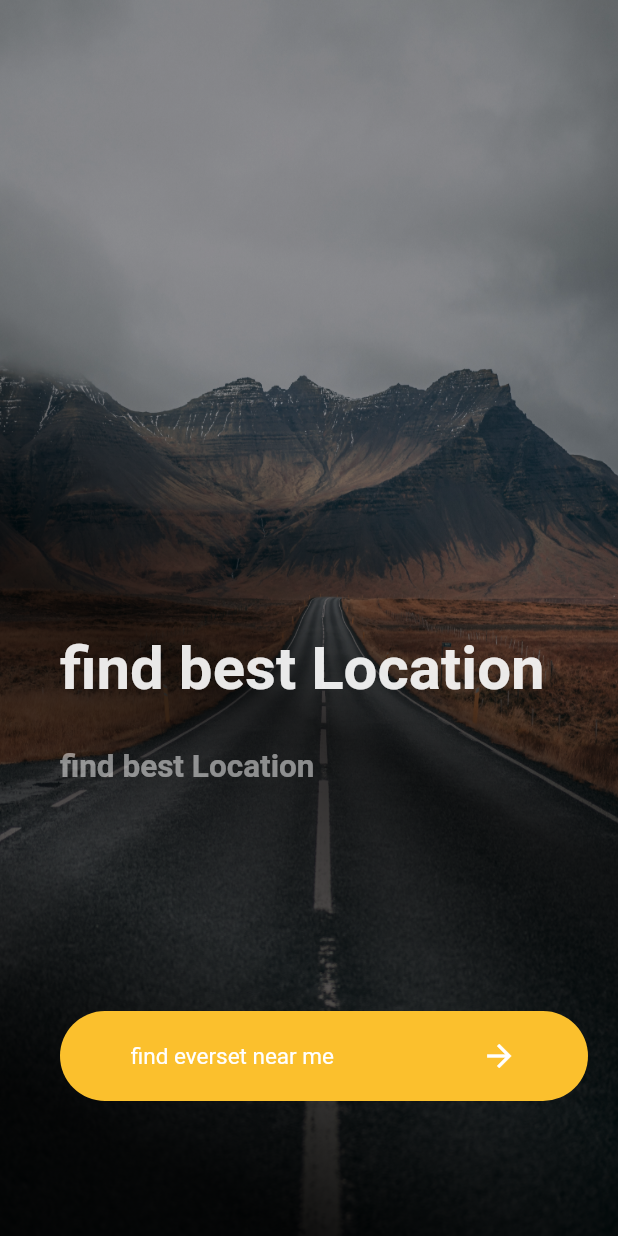
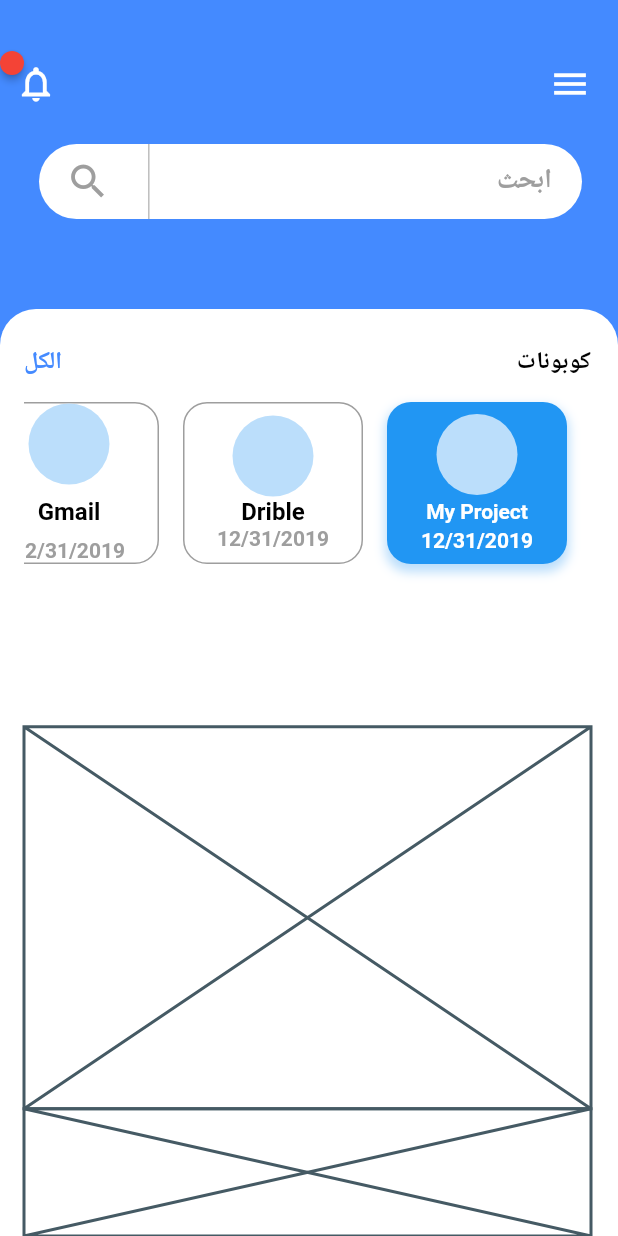
Before and after one commit to bardoun7894/coupon_find, a Flutter app: the screen it shows after launch, on a phone screen of 412 x 824 dp. Run offline on Flutter 3.47's test engine with Material 2 defaults, Android fonts, the phone set to English and light mode, and no system bars; drawn by our look-alikes of badges.

Commit message:
i finish the first ui

```diff
--- a/lib/Animation/FadeAnimation.dart
+++ /dev/null
@@ -1,28 +0,0 @@
-import 'package:simple_animations/simple_animations.dart';
- import 'package:flutter/material.dart';
-
-
-class FadeAnimation extends StatelessWidget {
-	final double delay;
-	final Widget child;
-FadeAnimation(this.delay,this.child);
-	@override
-	Widget build(BuildContext context) {
-		final tween = MultiTrackTween([
-			Track("opacity").add(Duration(milliseconds: 500), Tween(begin: 0.0, end: 1.0)),
-			Track("translateY").add(Duration(milliseconds: 500), Tween(begin:-30, end:0.0),curve: Curves.easeOut)
-		]);
-		return  ControlledAnimation(
-			delay: Duration(milliseconds: ( 500*delay).round()),
-			duration: tween.duration,
-			child: child,
-			tween: tween,
-			builderWithChild: (context,child, animation)=> Opacity(
-opacity: animation["opacity"],
-				child: Transform.translate(offset: Offset(10,animation["translateY"]),
-				child: child ,),
-		)
-		);
-		}
-
-	}
--- /dev/null
+++ b/lib/Animation/FindEvent.dart
@@ -0,0 +1,289 @@
+import 'package:badges/badges.dart';
+import 'package:flutter/material.dart';
+
+class FindEvent extends StatelessWidget {
+
+  static Color appColor = Color.fromRGBO(68, 138, 255,30);
+
+  Widget _buildFolderView() {
+    return Expanded(
+      flex: 6,
+      child: Column(
+        mainAxisSize: MainAxisSize.max,
+        children: <Widget>[
+          Row(
+            mainAxisAlignment: MainAxisAlignment.spaceBetween,
+            children: <Widget>[
+              Text(
+                "كوبونات",
+                style: TextStyle(
+                    fontSize: 16,
+                    fontWeight: FontWeight.bold,
+                    color: Colors.black),
+              ),
+              Text(" الكل",
+                  style: TextStyle(
+                      fontSize: 16,
+                      fontWeight: FontWeight.bold,
+                      color: Colors.blueAccent))
+            ],
+          ),
+          Container(
+              height: 140,
+              child: ListView(
+                scrollDirection: Axis.horizontal,
+                shrinkWrap: true,
+                children: <Widget>[
+                  Container(
+                    padding: EdgeInsets.symmetric(vertical: 8),
+                    margin: EdgeInsets.only(top: 16, bottom: 16, right: 16),
+                    height: 140,
+                    width: 120,
+                    decoration: BoxDecoration(
+                        boxShadow: [
+                          BoxShadow(
+                              color: Colors.blue[100],
+                              blurRadius: 5,
+                              spreadRadius: 1,
+                              offset: Offset(0, 4)),
+                        ],
+                        color: Colors.blue,
+                        borderRadius: BorderRadius.circular(16)),
+                    child: Column(
+                      mainAxisSize: MainAxisSize.max,
+                      mainAxisAlignment: MainAxisAlignment.spaceBetween,
+                      children: <Widget>[
+                        CircleAvatar(
+                          radius: 27,
+                          backgroundColor: Colors.blue[100],
+                        ),
+                        Text(
+                          "My Project",
+                          style: TextStyle(
+                              color: Colors.white,
+                              fontWeight: FontWeight.bold,
+                              fontSize: 14),
+                        ),
+                        Text(
+                          "12/31/2019",
+                          style: TextStyle(
+                              color: Colors.white,
+                              fontWeight: FontWeight.bold,
+                              fontSize: 14),
+                        )
+                      ],
+                    ),
+                  ),
+                  Container(
+                    padding: EdgeInsets.symmetric(vertical: 8),
+                    margin: EdgeInsets.only(top: 16, bottom: 16, right: 16),
+                    height: 140,
+                    width: 120,
+                    decoration: BoxDecoration(
+                        color: Colors.white,
+                        borderRadius: BorderRadius.circular(16),
+                        border: Border.all(color: Colors.grey)),
+                    child: Column(
+                      mainAxisSize: MainAxisSize.max,
+                      mainAxisAlignment: MainAxisAlignment.spaceBetween,
+                      children: <Widget>[
+                        CircleAvatar(
+                          radius: 27,
+                          backgroundColor: Colors.blue[100],
+                        ),
+                        Text(
+                          "Drible",
+                          style: TextStyle(
+                              color: Colors.black,
+                              fontWeight: FontWeight.bold,
+                              fontSize: 16),
+                        ),
+                        Text(
+                          "12/31/2019",
+                          style: TextStyle(
+                              color: Colors.grey,
+                              fontWeight: FontWeight.bold,
+                              fontSize: 14),
+                        )
+                      ],
+                    ),
+                  ),
+                  Container(
+                    margin: EdgeInsets.only(top: 16, bottom: 16, right: 16),
+                    height: 140,
+                    width: 120,
+                    decoration: BoxDecoration(
+                      color: Colors.white,
+                      borderRadius: BorderRadius.circular(16),
+                      border: Border.all(color: Colors.grey),
+                    ),
+                    child: Column(
+                      mainAxisSize: MainAxisSize.max,
+                      mainAxisAlignment: MainAxisAlignment.spaceBetween,
+                      children: <Widget>[
+                        CircleAvatar(
+                          radius: 27,
+                          backgroundColor: Colors.blue[100],
+                        ),
+                        Text(
+                          "Gmail",
+                          style: TextStyle(
+                              color: Colors.black,
+                              fontWeight: FontWeight.bold,
+                              fontSize: 16),
+                        ),
+                        Text(
+                          "12/31/2019",
+                          style: TextStyle(
+                              color: Colors.grey,
+                              fontWeight: FontWeight.bold,
+                              fontSize: 14),
+                        )
+                      ],
+                    ),
+                  ),
+                  Container(
+                    margin: EdgeInsets.only(top: 16, bottom: 16, right: 16),
+                    height: 140,
+                    width: 120,
+                    decoration: BoxDecoration(
+                      color: Colors.white,
+                      borderRadius: BorderRadius.circular(16),
+                      border: Border.all(color: Colors.grey),
+                    ),
+                    child: Column(
+                      mainAxisSize: MainAxisSize.max,
+                      mainAxisAlignment: MainAxisAlignment.spaceBetween,
+                      children: <Widget>[
+                        CircleAvatar(
+                          radius: 27,
+                          backgroundColor: Colors.blue[100],
+                        ),
+                        Text(
+                          "Drible",
+                          style: TextStyle(
+                              color: Colors.black,
+                              fontWeight: FontWeight.bold,
+                              fontSize: 16),
+                        ),
+                        Text(
+                          "12/31/2019",
+                          style: TextStyle(
+                              color: Colors.grey,
+                              fontWeight: FontWeight.bold,
+                              fontSize: 14),
+                        )
+                      ],
+                    ),
+                  ),
+                ],
+              ))
+        ],
+      ),
+    );
+  }
+
+  @override
+  Widget build(BuildContext context) {
+    return  Scaffold(
+      backgroundColor: appColor,
+      body:SingleChildScrollView(
+     child:Container(
+         width: MediaQuery.of(context).size.width,
+    height: MediaQuery.of(context).size.height,
+    child: Stack(
+        children: <Widget>[
+          Positioned(
+            left:10,
+            top: 32,
+            right:8,
+            child: Container(
+
+              height: MediaQuery.of(context).size.height / 3.5,
+              child: Column(
+                children: <Widget>[
+                	Row(
+            mainAxisAlignment:MainAxisAlignment.spaceBetween,
+										children: <Widget>[
+											IconButton(icon:Icon(Icons.menu,color: Colors.white,size: 28,),onPressed:(){}),
+                      Badge(
+                        position: BadgePosition.topRight(),
+                        padding: EdgeInsets.all(8),
+                        child: Icon(Icons.notifications_none,color: Colors.white,size: 28,),
+                      ),
+
+
+										],
+									),
+                  SizedBox(height: 16,),
+                  Container(
+                    height: 50,
+                    width: MediaQuery.of(context).size.width,
+                    margin: EdgeInsets.only(left: 16,right: 16 ),
+                    decoration: BoxDecoration(
+                      color: Colors.white,
+                      borderRadius: BorderRadius.circular(32)
+                    ),padding: EdgeInsets.only(right: 20),
+                    child: Row(
+                    children: <Widget>[
+                      Expanded(
+
+                        flex: 8,
+                        child: TextField(
+                        decoration: InputDecoration(hintStyle:TextStyle(color: Colors.grey,fontSize: 18,fontWeight: FontWeight.bold),hintText: "ابحث "
+                        ,border: InputBorder.none
+                        ) , ), ),
+                      VerticalDivider(
+                        thickness: 1,
+                        color: Colors.grey[400],
+                      ),
+                      Expanded(
+                        flex:2,
+                        child: IconButton(icon:Icon( Icons.search),color: Colors.grey,onPressed: (){},iconSize: 30,),
+
+                      )
+                    ],
+                  ),
+                  )
+
+                ],
+
+
+
+
+              ),
+            ),
+          ),
+          Positioned(
+            left: 0,
+            right: 0,
+            bottom: 0,
+            top: MediaQuery.of(context).size.height / 4,
+            child: Container(
+                decoration: BoxDecoration(
+                    color: Colors.white,
+                    borderRadius: BorderRadius.only(
+                        topLeft: Radius.circular(24),
+                        topRight: Radius.circular(24))),
+                child: Padding(
+                  padding: const EdgeInsets.only(left: 16, right: 18, top: 24),
+                  child: Column(
+                    children: <Widget>[
+                      _buildFolderView(),
+                      Expanded(
+                        flex: 6,
+                        child: Placeholder(),
+                      ),
+                      Expanded(
+                        flex: 2,
+                        child: Placeholder(),
+                      )
+                    ],
+                  ),
+                )),
+          )
+        ],
+      )),)
+    );
+  }
+}
--- /dev/null
+++ b/lib/Animation/mo.dart
@@ -0,0 +1,93 @@
+import 'dart:async';
+
+import 'package:flutter/material.dart';
+import 'package:flutter/painting.dart';
+
+
+import 'FindEvent.dart';
+
+class SplashScreen extends StatefulWidget {
+	@override
+	_SplashScreen createState() => new _SplashScreen();
+}
+
+class _SplashScreen extends State<SplashScreen> {
+
+	@override
+	void initState() {
+		// TODO: implement initState
+		super.initState();
+		Timer(
+				Duration(seconds: 3),
+						()=> {
+					Navigator.push(
+						context,
+						MaterialPageRoute(builder: (context) => FindEvent()),
+					)
+				}
+		);
+	}
+
+	@override
+	Widget build(BuildContext context) {
+		// TODO: implement build
+		return Scaffold(
+				body: Stack(
+					fit: StackFit.expand,
+					children: <Widget>[
+						Container(
+							decoration: BoxDecoration(color: Colors.red
+							,gradient: LinearGradient(
+										colors: [new Color(0xff6094e8),new Color(0xffde5cbc)]
+												,begin: Alignment.centerRight
+											,end: Alignment.centerLeft
+									)),
+						),
+						Column(mainAxisAlignment: MainAxisAlignment.start, children: <Widget>[
+							Expanded(
+								flex: 2,
+								child: Container(
+										child: Column(
+											mainAxisAlignment: MainAxisAlignment.center,
+											children: <Widget>[
+												CircleAvatar(
+													backgroundColor: Colors.white,
+													radius: 50.0,
+													child: Icon(
+														Icons.confirmation_number,
+														color: Color.fromRGBO( 255, 121, 121 ,1),
+														size: 50.0,
+													),
+												),
+												Padding(
+													padding: EdgeInsets.only(top:10.0),
+												),
+											],
+										)
+								),
+							),
+							Expanded(
+								flex: 1,
+								child: Column(
+									mainAxisAlignment: MainAxisAlignment.center,
+									children: <Widget>[
+										CircularProgressIndicator(),
+										Padding(
+											padding: EdgeInsets.only(top:20.0),
+
+										),
+										Text(
+											"Loading ...",
+											style: TextStyle(
+													color: Colors.white,
+													fontSize: 18.0,
+													fontWeight: FontWeight.bold),
+										)
+									],
+								),
+							)
+						])
+					],
+				));
+	}
+}
--- a/lib/main.dart
+++ b/lib/main.dart
@@ -1,130 +1,30 @@
-import 'package:coupon_find/Animation/FadeAnimation.dart';
+
+
+import 'package:coupon_find/Animation/mo.dart';
 import 'package:flutter/material.dart';
+import 'package:flutter/services.dart';
+import 'package:flutter_localizations/flutter_localizations.dart';
 
 void main() => runApp(MyApp());
+class MyApp extends StatelessWidget {
 
-class MyApp extends StatelessWidget {
   @override
   Widget build(BuildContext context) {
+    SystemChrome.setSystemUIOverlayStyle(SystemUiOverlayStyle(
+      statusBarColor: Colors.transparent,
+    ));
     return MaterialApp(
-      home: MyHomePage(),
+      localizationsDelegates: [
+        GlobalMaterialLocalizations.delegate,
+        GlobalWidgetsLocalizations.delegate,
+      ],
+      supportedLocales: [
+        Locale("ar"), // OR Locale('ar', 'AE') OR Other RTL locales
+      ],
+      locale: Locale("ar") // OR Locale('ar', 'AE') OR Other RTL locales,
+
+    ,  debugShowCheckedModeBanner: false,
+      home: SplashScreen(),
     );
   }
 }
-
-class MyHomePage extends StatefulWidget {
-  @override
-  _MyHomePageState createState() => _MyHomePageState();
-}
-
-class _MyHomePageState extends State<MyHomePage>
-    with SingleTickerProviderStateMixin {
-  AnimationController _scaleController;
-  Animation<double> _scaleAnimation;
-  bool hide = false;
-  @override
-  void initState() {
-    // TODO: implement initState
-    super.initState();
-    _scaleController = AnimationController(
-      vsync: this,
-      duration: Duration(milliseconds: 300),
-    );
-    _scaleAnimation =
-        Tween<double>(begin: 1.0, end: 30.0).animate(_scaleController)
-          ..addStatusListener((status) {
-            if (status == AnimationStatus.completed) {}
-          });
-  }
-
-  void dispose() {
-    // TODO: implement dispose
-    super.dispose();
-    _scaleController.dispose();
-  }
-
-  @override
-  Widget build(BuildContext context) {
-    return Scaffold(
-        body: Container(
-      decoration: BoxDecoration(
-          image: DecorationImage(
-        image: AssetImage("asset/adv.jpg"),
-        fit: BoxFit.fill,
-      )),
-      child: Container(
-        padding: EdgeInsets.all(30.0),
-        decoration: BoxDecoration(
-          gradient: LinearGradient(begin: Alignment.bottomCenter, colors: [
-            Colors.black.withOpacity(.9),
-            Colors.black.withOpacity(.6),
-            Colors.black.withOpacity(.8),
-            Colors.black.withOpacity(.3)
-          ]),
-        ),
-        child: Column(
-          mainAxisAlignment: MainAxisAlignment.end,
-          crossAxisAlignment: CrossAxisAlignment.start,
-          children: <Widget>[
-            FadeAnimation(
-                1.0,
-                Text("find best Location",
-                    style: TextStyle(
-                        color: Colors.white.withOpacity(.9),
-                        fontSize: 40,
-                        fontWeight: FontWeight.bold))),
-            SizedBox(
-              height: 30.0,
-            ),
-            FadeAnimation(
-                1.2,
-                Text(
-                  "find best Location",
-                  style: TextStyle(
-                      color: Colors.white.withOpacity(.5),
-                      fontSize: 21.0,
-                      fontWeight: FontWeight.bold),
-                )),
-            SizedBox(
-              height: 150,
-            ),
-            FadeAnimation(1.4,InkWell(
-              onTap: () {
-                setState(() {
-                  hide = true;
-                });
-                _scaleController.forward();
-              },
-              child: AnimatedBuilder(
-                animation: _scaleController,
-                builder: (context,child)=>Transform.scale(
-                  scale: _scaleAnimation.value,
-                child:Container(
-                  height: 60,
-                  decoration: BoxDecoration(
-                      borderRadius: BorderRadius.circular(50.0),
-                      color: Colors.yellow[700]),
-                  child: hide == false ?
-                  Row( mainAxisAlignment: MainAxisAlignment.spaceAround,
-                    children: <Widget>[
-                      Text(
-                        "find everset near me ",
-                        style: TextStyle(color: Colors.white, fontSize: 15),
-                      ),
-                      Icon( Icons.arrow_forward, color: Colors.white, )
-                    ],
-                  ):Container(),
-                ),)
-              )
-
-
-            )),
-            SizedBox(
-              height: 60,
-            )
-          ],
-        ),
-      ),
-    ));
-  }
-}
```
Also changed, not shown: pubspec.yaml (+6 -3 lines), pubspec.lock, 1 other file.
